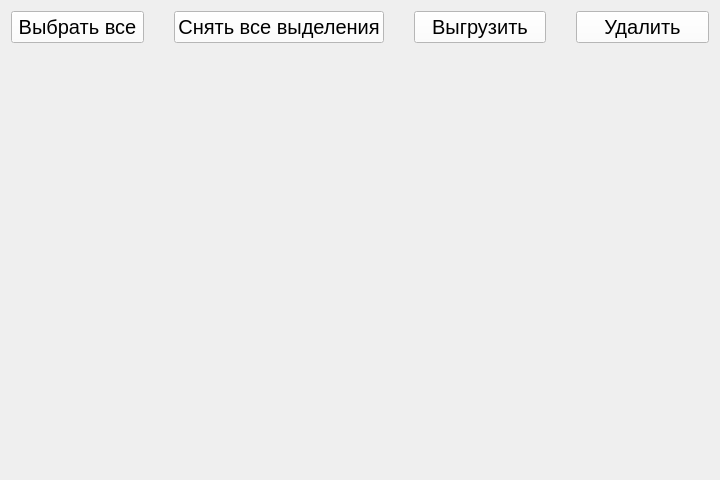
VictoriaSin/ICPMonitor, file app/gui/exportdatapage.ui: the form before one commit.
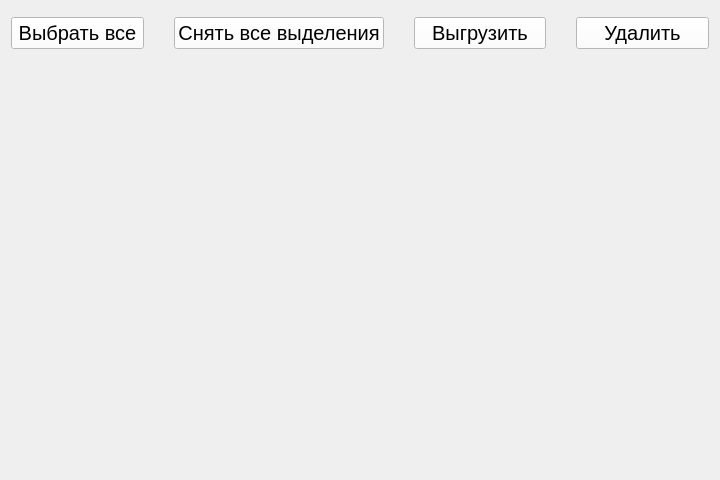
The form after the commit.

What changed in the file:
```diff
--- a/app/gui/exportdatapage.ui
+++ b/app/gui/exportdatapage.ui
@@ -14,6 +14,9 @@
    <string>Form</string>
   </property>
   <layout class="QGridLayout" name="gridLayout">
+   <property name="verticalSpacing">
+    <number>12</number>
+   </property>
    <item row="0" column="0">
     <layout class="QHBoxLayout" name="horizontalLayout">
      <property name="spacing">
@@ -22,9 +25,15 @@
      <property name="leftMargin">
       <number>0</number>
      </property>
+     <property name="topMargin">
+      <number>6</number>
+     </property>
      <property name="rightMargin">
       <number>0</number>
      </property>
+     <property name="bottomMargin">
+      <number>6</number>
+     </property>
      <item>
       <widget class="QPushButton" name="selectAllButton">
        <property name="font">
@@ -104,7 +113,7 @@
         <x>0</x>
         <y>0</y>
         <width>708</width>
-        <height>416</height>
+        <height>400</height>
        </rect>
       </property>
       <layout class="QGridLayout" name="gridLayout_2">
```
Left out of the diff: 15 changed lines with no effect on the pictures.
